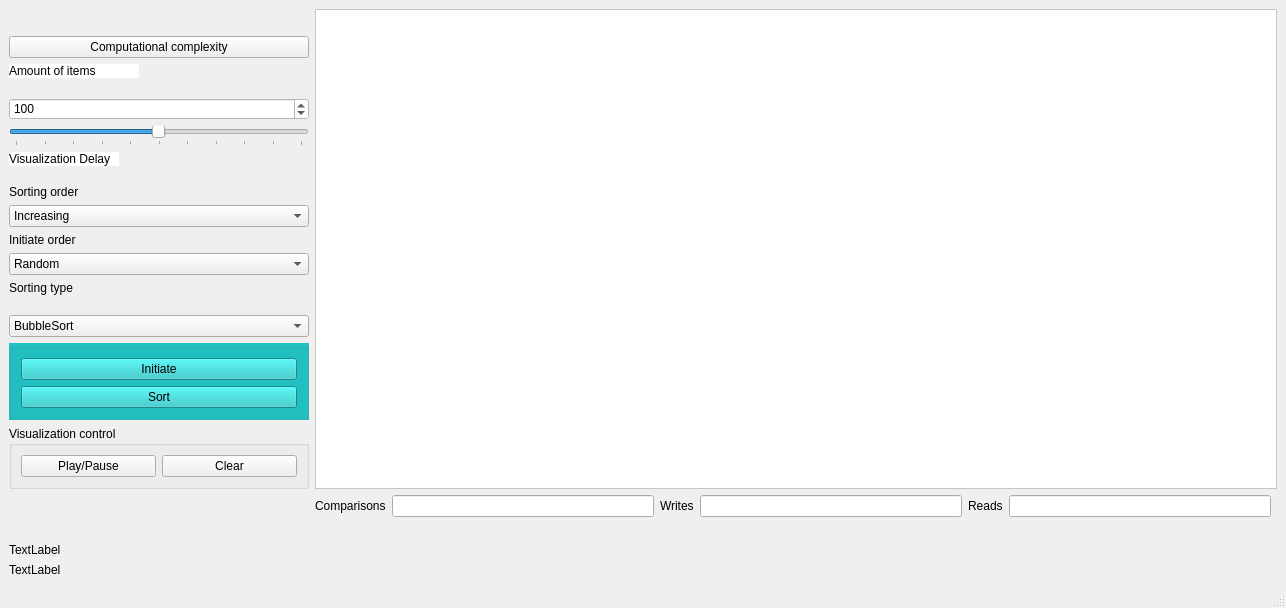
Qt form Sortings_Visualization/mainwindow.ui (yegorgru/OOP_Lab2_4_Semester) before a commit.
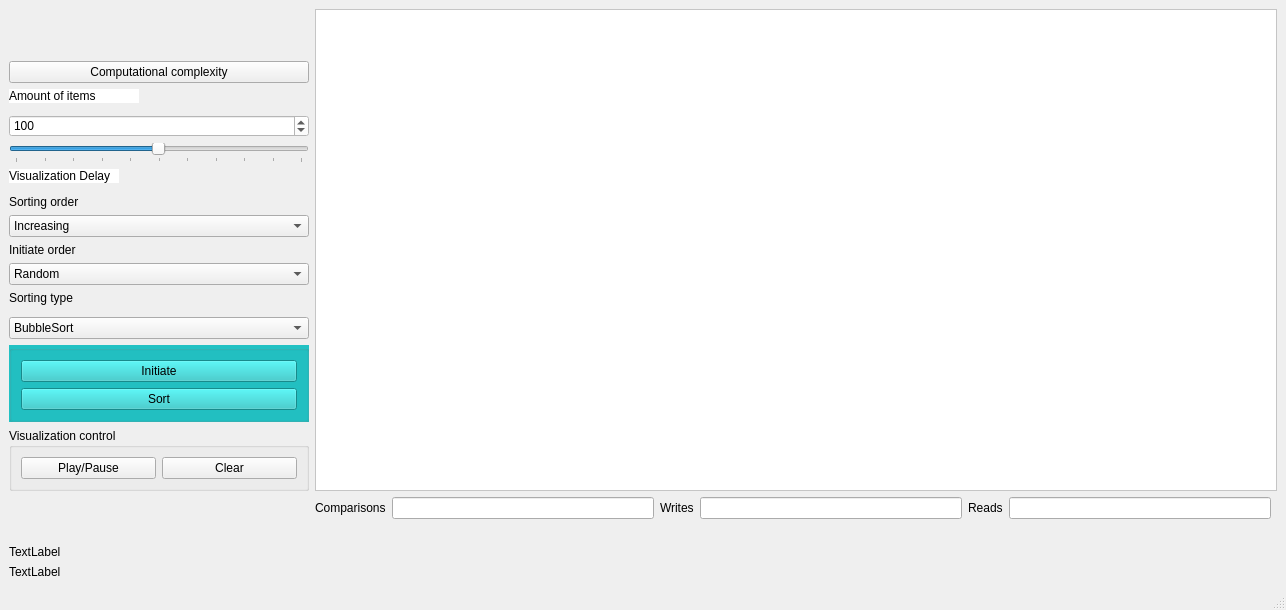
The same form after that commit.

What changed in the file:
```diff
--- a/Sortings_Visualization/mainwindow.ui
+++ b/Sortings_Visualization/mainwindow.ui
@@ -7,7 +7,7 @@
     <x>0</x>
     <y>0</y>
     <width>1286</width>
-    <height>608</height>
+    <height>610</height>
    </rect>
   </property>
   <property name="windowTitle">
@@ -430,6 +430,12 @@
       <property name="orientation">
        <enum>Qt::Vertical</enum>
       </property>
+      <property name="sizeHint" stdset="0">
+       <size>
+        <width>0</width>
+        <height>0</height>
+       </size>
+      </property>
      </spacer>
     </item>
     <item row="13" column="1">
```
Left out of the diff: 2 changed lines with no effect on the pictures.
